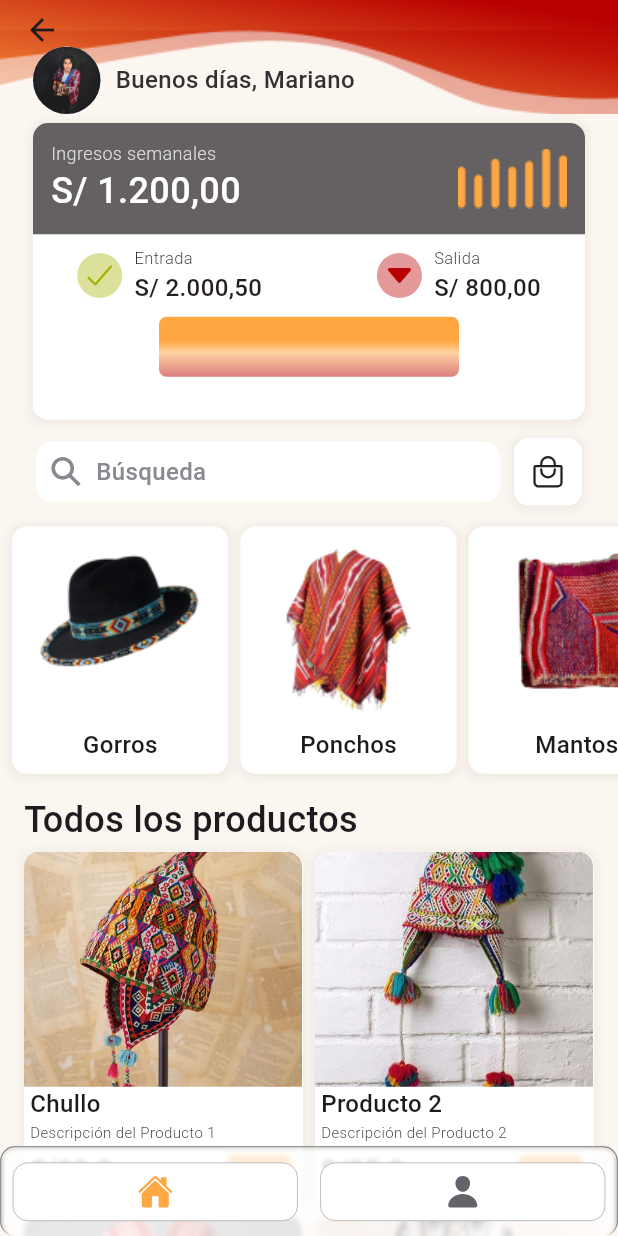
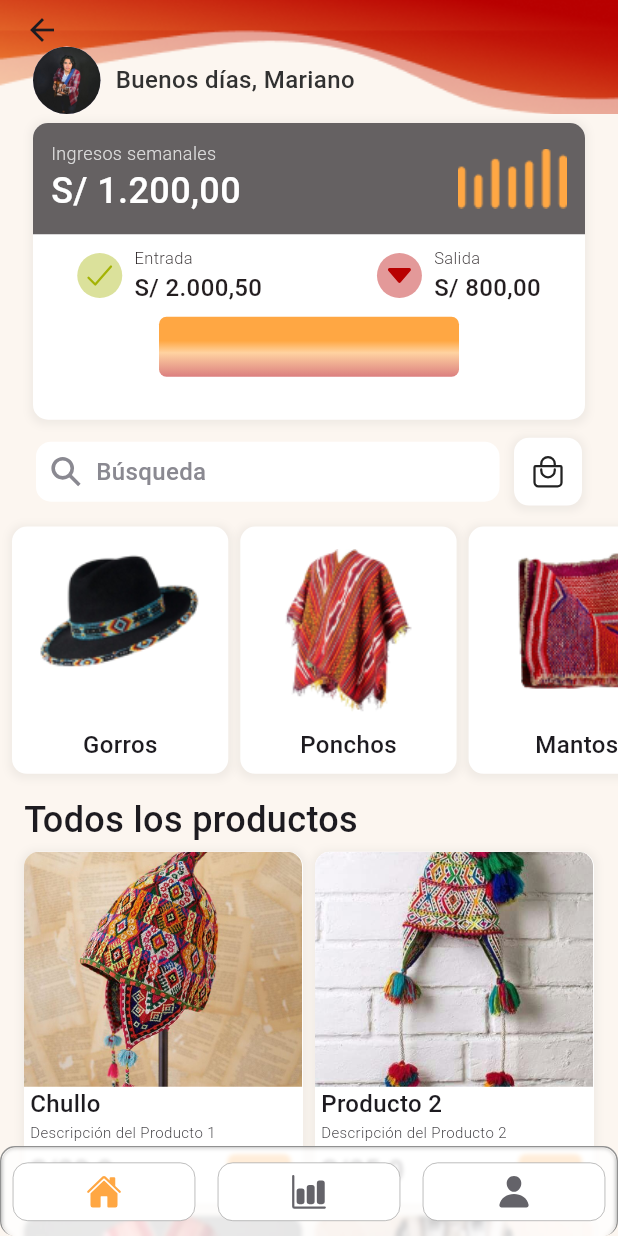
Before and after one commit to Esclender/wayllu-project, a Flutter app: the screen it shows after launch, after a tap on "Login", on a phone screen of 412 x 824 dp. Run offline on Flutter 3.47's test engine with Material 3 defaults, Android fonts, the phone set to English and light mode, and no system bars; drawn by our look-alikes of auto_size_text; our stand-ins replace auto_route, equatable, flutter_bloc, flutter_hooks, get_it, google_fonts and 3 more; Roboto replaces fonts that are missing (Gotham).

Commit message:
feat: routing (rols imp)

```diff
--- a/lib/src/config/router/app_router.dart
+++ b/lib/src/config/router/app_router.dart
@@ -15,7 +15,7 @@ class AppRouter extends _$AppRouter {
         AutoRoute(path: '/home', page: HomeRoute.page),
         AutoRoute(path: '/info-user', page: InfoUserRoute.page),
         AutoRoute(path: '/admin/register-user', page: UserRegisterRoute.page),
-        AutoRoute(path: '/admin/user-lists', page: UserRegisterRoute.page),
+        AutoRoute(path: '/admin/user-lists', page: UsersListAdminRoute.page),
       ];
 }
 
--- /dev/null
+++ b/lib/src/domain/models/bottom_navbar_options_model.dart
@@ -0,0 +1,22 @@
+import 'package:flutter/material.dart';
+import 'package:wayllu_project/src/presentation/cubit/is_admin_cubit.dart';
+
+class OptionsIcons {
+  IconData icon;
+  List<OptionsIconsRoutes> routes;
+
+  OptionsIcons({
+    required this.icon,
+    required this.routes,
+  });
+}
+
+class OptionsIconsRoutes {
+  String route;
+  UserRoles rol;
+
+  OptionsIconsRoutes({
+    required this.route,
+    required this.rol,
+  });
+}
--- a/lib/src/presentation/cubit/is_admin_cubit.dart
+++ b/lib/src/presentation/cubit/is_admin_cubit.dart
@@ -2,7 +2,7 @@ import 'package:flutter_bloc/flutter_bloc.dart';
 import 'package:wayllu_project/src/domain/dtos/user_credentials_rep.dart';
 
 //States
-enum UserRoles { admin, artesano }
+enum UserRoles { admin, artesano, all }
 
 class UserLoggedCubit extends Cubit<UserRoles> {
   UserLoggedCubit() : super(UserRoles.artesano);
--- a/lib/src/presentation/views/home_screen.dart
+++ b/lib/src/presentation/views/home_screen.dart
@@ -254,7 +254,8 @@ class HomeScreen extends HookWidget {
                           color: iconColor.withOpacity(0.7),
                           borderRadius: const BorderRadius.only(
                             topLeft: Radius.circular(10),
-                              topRight: Radius.circular(10),),
+                            topRight: Radius.circular(10),
+                          ),
                         ),
                         child: Row(
                           mainAxisAlignment: MainAxisAlignment.spaceBetween,
@@ -292,7 +293,7 @@ class HomeScreen extends HookWidget {
                   Padding(
                     padding: const EdgeInsets.all(8.0),
                     child: SizedBox(
-                      width: MediaQuery.of(context).size.width*0.75,
+                      width: MediaQuery.of(context).size.width * 0.75,
                       child: Column(
                         children: [
                           Row(
@@ -305,7 +306,8 @@ class HomeScreen extends HookWidget {
                                     height: 30,
                                     decoration: BoxDecoration(
                                       color: thirdColor.withOpacity(0.4),
-                                        shape: BoxShape.circle,),
+                                      shape: BoxShape.circle,
+                                    ),
                                     child: Icon(
                                       Ionicons.checkmark,
                                       color: thirdColor,
@@ -315,7 +317,8 @@ class HomeScreen extends HookWidget {
                                     width: 8,
                                   ),
                                   Column(
-                                    crossAxisAlignment: CrossAxisAlignment.start,
+                                    crossAxisAlignment:
+                                        CrossAxisAlignment.start,
                                     children: [
                                       Text(
                                         'Entrada',
@@ -346,7 +349,8 @@ class HomeScreen extends HookWidget {
                                     height: 30,
                                     decoration: BoxDecoration(
                                       color: mainColor.withOpacity(0.4),
-                                        shape: BoxShape.circle,),
+                                      shape: BoxShape.circle,
+                                    ),
                                     child: Icon(
                                       Ionicons.caret_down_outline,
                                       color: mainColor,
@@ -356,7 +360,8 @@ class HomeScreen extends HookWidget {
                                     width: 8,
                                   ),
                                   Column(
-                                    crossAxisAlignment: CrossAxisAlignment.start,
+                                    crossAxisAlignment:
+                                        CrossAxisAlignment.start,
                                     children: [
                                       Text(
                                         'Salida',
@@ -376,32 +381,40 @@ class HomeScreen extends HookWidget {
                                           fontWeight: FontWeight.w500,
                                         ),
                                       ),
-
                                     ],
                                   ),
                                 ],
                               ),
                             ],
                           ),
-                          TextButton(onPressed: ()=>null,
-                          child: Container(width: 200,
+                          TextButton(
+                            onPressed: () {},
+                            child: Container(
+                              width: 200,
                               height: 40,
-                          decoration: BoxDecoration(gradient: LinearGradient(
+                              decoration: BoxDecoration(
+                                gradient: LinearGradient(
                                   colors: [
                                     mainColor.withOpacity(0.5),
                                     secondaryColor.withOpacity(0.5),
-          secondaryColor,],
-                 stops: [0.0, 0.4, 0.6, ],
+                                    secondaryColor,
+                                  ],
+                                  stops: const [
+                                    0.0,
+                                    0.4,
+                                    0.6,
+                                  ],
                                   begin: Alignment.bottomCenter,
                                   end: Alignment.topCenter,
                                 ),
-                borderRadius: BorderRadius.circular(5),),
-                          ))
+                                borderRadius: BorderRadius.circular(5),
+                              ),
+                            ),
+                          ),
                         ],
                       ),
                     ),
                   ),
-
                 ],
               ),
             )
@@ -420,8 +433,7 @@ Container productsHome(BuildContext context, Producto producto, UserRoles rol) {
       color: bottomNavBar,
       boxShadow: [
         BoxShadow(
-          color: const Color.fromARGB(255, 95, 95, 95)
-              .withOpacity(0.08),
+          color: const Color.fromARGB(255, 95, 95, 95).withOpacity(0.08),
           spreadRadius: 2,
           blurRadius: 4,
           offset: const Offset(
@@ -510,7 +522,8 @@ Container productsHome(BuildContext context, Producto producto, UserRoles rol) {
                   ),
                   if (isAdmin)
                     Container(
-                      padding: const EdgeInsets.symmetric(vertical:4, horizontal: 6),
+                      padding: const EdgeInsets.symmetric(
+                          vertical: 4, horizontal: 6),
                       decoration: BoxDecoration(
                         color:
                             secondaryColor, // Puedes cambiar el color según tus necesidades
--- a/lib/src/presentation/views/login_example.dart
+++ b/lib/src/presentation/views/login_example.dart
@@ -2,7 +2,6 @@ import 'package:auto_route/auto_route.dart';
 import 'package:flutter/material.dart';
 import 'package:flutter_bloc/flutter_bloc.dart';
 import 'package:flutter_hooks/flutter_hooks.dart';
-import 'package:get/get.dart';
 import 'package:wayllu_project/src/config/router/app_router.dart';
 import 'package:wayllu_project/src/domain/dtos/user_credentials_rep.dart';
 import 'package:wayllu_project/src/locator.dart';
@@ -19,7 +18,6 @@ class LoginExampleScreen extends HookWidget {
   final credentialsUser = const UserCredentialDto(
     dni: 'user',
     clave: 'user',
-
   );
 
   //Dependencies Injection
@@ -31,10 +29,7 @@ class LoginExampleScreen extends HookWidget {
       clave: clave,
     );
     context.read<UserLoggedCubit>().isAdmin(credentialsUser);
-      final isAdmin = context.read<UserLoggedCubit>().state;
-    print('Inicio de sesión como $isAdmin');
     appRouter.navigateNamed('/home');
-
   }
 
   @override
--- a/lib/src/presentation/views/usersAdmin/user_list_admin.dart
+++ b/lib/src/presentation/views/usersAdmin/user_list_admin.dart
@@ -1,13 +1,20 @@
 import 'package:auto_route/auto_route.dart';
 import 'package:flutter/material.dart';
 import 'package:flutter_hooks/flutter_hooks.dart';
+import 'package:wayllu_project/src/presentation/widgets/bottom_navbar.dart';
 import 'package:wayllu_project/src/presentation/widgets/top_vector.dart';
 
 @RoutePage()
 class UsersListAdminScreen extends HookWidget {
+  final int viewIndex = 2;
+
   @override
   Widget build(BuildContext contex) {
     return Scaffold(
+      floatingActionButtonLocation: FloatingActionButtonLocation.centerDocked,
+      floatingActionButton: BottomNavBar(
+        viewSelected: viewIndex,
+      ),
       body: Column(
         children: [
           TopVector(),
--- a/lib/src/presentation/widgets/bottom_navbar.dart
+++ b/lib/src/presentation/widgets/bottom_navbar.dart
@@ -1,22 +1,39 @@
 import 'dart:ui';
 import 'package:flutter/material.dart';
+import 'package:flutter_bloc/flutter_bloc.dart';
 import 'package:flutter_hooks/flutter_hooks.dart';
 import 'package:ionicons/ionicons.dart';
 import 'package:wayllu_project/src/config/router/app_router.dart';
+import 'package:wayllu_project/src/domain/models/bottom_navbar_options_model.dart';
 import 'package:wayllu_project/src/locator.dart';
+import 'package:wayllu_project/src/presentation/cubit/is_admin_cubit.dart';
 import 'package:wayllu_project/src/utils/constants/colors.dart';
-
-//final viewSelected = useState(0);
 
 class BottomNavBar extends HookWidget {
   final int viewSelected;
 
   BottomNavBar({super.key, this.viewSelected = 0});
 
-  final List<Map<String, dynamic>> optionsIcons = [
-    {'icon': Ionicons.home, 'route': '/home'},
-    //{'icon': Ionicons.bar_chart, 'route': '/home'},
-    {'icon': Ionicons.person, 'route': '/info-user'},
+  final List<OptionsIcons> optionsIcons = [
+    OptionsIcons(
+      icon: Ionicons.home,
+      routes: [
+        OptionsIconsRoutes(route: '/home', rol: UserRoles.all),
+      ],
+    ),
+    OptionsIcons(
+      icon: Ionicons.bar_chart,
+      routes: [
+        OptionsIconsRoutes(route: '/home', rol: UserRoles.admin),
+      ],
+    ),
+    OptionsIcons(
+      icon: Ionicons.person,
+      routes: [
+        OptionsIconsRoutes(route: '/info-user', rol: UserRoles.artesano),
+        OptionsIconsRoutes(route: '/admin/user-lists', rol: UserRoles.admin),
+      ],
+    ),
   ];
 
   //Dependencies Injection
@@ -29,6 +46,8 @@ class BottomNavBar extends HookWidget {
 
   @override
   Widget build(BuildContext context) {
+    final UserRoles rol = context.read<UserLoggedCubit>().state;
+
     return Container(
       height: 60,
       decoration: BoxDecoration(
@@ -51,12 +70,15 @@ class BottomNavBar extends HookWidget {
             mainAxisAlignment: MainAxisAlignment.spaceBetween,
             children: List.generate(
               optionsIcons.length,
-              (index) => _buildOptions(
-                optionsIcons[index]['icon'] as IconData,
-                index,
-                optionsIcons[index]['route'] as String,
-                context,
-              ),
+              (index) {
+                return _buildOptions(
+                  optionsIcons[index].icon,
+                  optionsIcons[index].routes,
+                  context,
+                  rol,
+                  index,
+                );
+              },
             ),
           ),
         ),
@@ -66,14 +88,18 @@ class BottomNavBar extends HookWidget {
 
   Widget _buildOptions(
     IconData icon,
+    List<OptionsIconsRoutes> options,
+    BuildContext context,
+    UserRoles rol,
     int index,
-    String route,
-    BuildContext context,
   ) {
+    final OptionsIconsRoutes optionForThisRol =
+        options.firstWhere((opt) => opt.rol == rol || opt.rol == UserRoles.all);
+
     return Flexible(
       child: InkWell(
         onTap: () {
-          appRouter.navigateNamed(route);
+          appRouter.navigateNamed(optionForThisRol.route);
         },
         child: Container(
           margin: const EdgeInsets.symmetric(horizontal: 7.5, vertical: 10.0),
```
Lines whose indentation alone changed are shown as unchanged.
